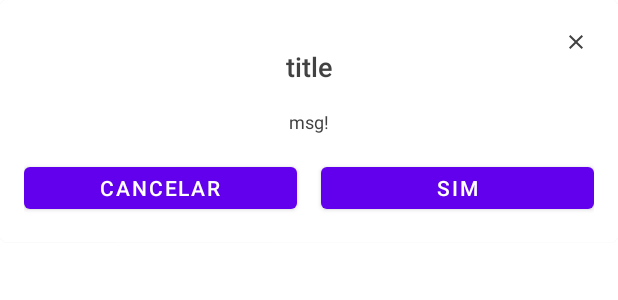
After one commit to quanticheart/BlueList, an Android app: the layout dialog_actions.xml on its own in the app's theme, with its tools: preview values and no code run, on a phone screen of 412 x 824 dp. The commit adds this screen. Shown: the top 300 px of the screen. Run offline under Robolectric (Android 15) with nearby library versions, the phone set to English and light mode, and no system bars.

Commit message:
move strings to strings.xml, and create first implementation to finish to do

```diff
--- a/app/src/main/java/com/quanticheart/bluelist/view/fragment/list/ToDoListViewModel.kt
+++ b/app/src/main/java/com/quanticheart/bluelist/view/fragment/list/ToDoListViewModel.kt
@@ -31,4 +31,10 @@ class ToDoListViewModel(private val userCase: GetToDoUserCase) : BaseViewModel()
             userCase.insert(toDo)
         }
     }
+
+    fun finishToDo(id: Int) {
+        coroutineScopeLaunchLoading {
+            userCase.finish(id)
+        }
+    }
 }
--- a/app/src/main/java/com/quanticheart/bluelist/view/fragment/list/adapter/ToDoAdapter.kt
+++ b/app/src/main/java/com/quanticheart/bluelist/view/fragment/list/adapter/ToDoAdapter.kt
@@ -2,6 +2,7 @@ package com.quanticheart.bluelist.view.fragment.list.adapter
 
 import com.quanticheart.bluelist.R
 import com.quanticheart.bluelist.databinding.ToDoItemBinding
+import com.quanticheart.core.extentions.commons.view.setSafeOnClickListener
 import com.quanticheart.core.generics.recyclerView.BindingListAdapter
 import com.quanticheart.core.generics.recyclerView.ListClickListener
 import com.quanticheart.domain.model.ToDoSimple
@@ -12,8 +13,11 @@ class ToDoAdapter(private val click: ListClickListener<ToDoSimple>) :
     override fun bind(binding: ToDoItemBinding, item: ToDoSimple, position: Int) {
         binding.todo = item
         binding.position = position
-        binding.root.setOnClickListener {
+        binding.root.setSafeOnClickListener {
             click.itemClickListener(item)
+        }
+        binding.checkbox.setSafeOnClickListener {
+            click.itemSelectedListener(item)
         }
     }
 }
--- a/app/src/main/res/layout/to_do_item.xml
+++ b/app/src/main/res/layout/to_do_item.xml
@@ -41,7 +41,7 @@
                 android:layout_alignParentTop="true"
                 android:layout_marginStart="@dimen/default_margin"
                 android:layout_marginTop="@dimen/default_margin"
-                android:layout_toStartOf="@+id/itemView4"
+                android:layout_toStartOf="@+id/checkbox"
                 android:fontFamily="sans-serif-light"
                 android:text="@{todo.title}"
                 android:textColor="@color/text_color"
@@ -57,7 +57,7 @@
                 android:layout_alignParentStart="true"
                 android:layout_marginStart="@dimen/default_margin"
                 android:layout_marginBottom="@dimen/default_margin"
-                android:layout_toStartOf="@+id/itemView4"
+                android:layout_toStartOf="@+id/checkbox"
                 android:fontFamily="sans-serif-light"
                 android:textColor="@color/text_color_hint"
                 android:textSize="12sp"
@@ -65,7 +65,7 @@
                 tools:text="2021-08-03 22:07:00" />
 
             <CheckBox
-                android:id="@+id/itemView4"
+                android:id="@+id/checkbox"
                 android:layout_width="30dp"
                 android:layout_height="30dp"
                 android:layout_alignTop="@+id/itemView1"
--- a/app/src/main/res/values/strings.xml
+++ b/app/src/main/res/values/strings.xml
@@ -11,4 +11,7 @@
     <string name="hint_to_do_alarm_select_msg">Click para adicionar a data e hora do alarme</string>
     <string name="msg_warning_to_do_date_alarm">Seleciona uma data e hora para o alarme</string>
     <string name="msg_warning_to_do_write_all_fields">Digite todos os campos</string>
+    <string name="label_title_finish_to_do">Finalizar Tarefa?</string>
+    <string name="label_finish">Finalizar</string>
+    <string name="label_sub_msg_finish_to_do">Deseja finalizar a tarefa <b>%1s</b> agora?</string>
 </resources>
--- a/core/src/main/java/com/quanticheart/core/extentions/binding/ImageViewExt.kt
+++ b/core/src/main/java/com/quanticheart/core/extentions/binding/ImageViewExt.kt
@@ -1,6 +1,6 @@
 package com.quanticheart.core.extentions.binding
 
-import android.widget.ImageView
+import android.view.View
 import android.widget.TextView
 import androidx.databinding.BindingAdapter
 import com.quanticheart.core.R
@@ -8,7 +8,7 @@ import com.quanticheart.core.extentions.vars.toDateLabel
 import java.util.*
 
 @BindingAdapter(value = ["priorityColor"])
-fun ImageView.priorityColor(priority: Int) {
+fun View.priorityColor(priority: Int) {
     val color = when (priority) {
         1 -> R.color.priority_color_low
         2 -> R.color.priority_color_medium
--- /dev/null
+++ b/core/src/main/res/drawable/ic_baseline_close.xml
@@ -0,0 +1,5 @@
+<vector android:height="24dp" android:tint="#FFFFFF"
+    android:viewportHeight="24" android:viewportWidth="24"
+    android:width="24dp" xmlns:android="http://schemas.android.com/apk/res/android">
+    <path android:fillColor="@android:color/white" android:pathData="M19,6.41L17.59,5 12,10.59 6.41,5 5,6.41 10.59,12 5,17.59 6.41,19 12,13.41 17.59,19 19,17.59 13.41,12z"/>
+</vector>
--- /dev/null
+++ b/core/src/main/res/layout/dialog_actions.xml
@@ -0,0 +1,98 @@
+<?xml version="1.0" encoding="utf-8"?>
+<layout xmlns:tools="http://schemas.android.com/tools">
+
+    <data />
+
+    <androidx.cardview.widget.CardView xmlns:android="http://schemas.android.com/apk/res/android"
+        xmlns:app="http://schemas.android.com/apk/res-auto"
+        android:layout_width="match_parent"
+        android:layout_height="wrap_content"
+        android:orientation="horizontal"
+        app:cardCornerRadius="@dimen/default_radius">
+
+        <androidx.constraintlayout.widget.ConstraintLayout
+            android:layout_width="match_parent"
+            android:layout_height="wrap_content"
+            android:background="@android:color/transparent"
+            android:padding="@dimen/default_margin">
+
+            <ImageView
+                android:id="@+id/dialogDefaultClose"
+                android:layout_width="24dp"
+                android:layout_height="24dp"
+                android:padding="4dp"
+                android:src="@drawable/ic_baseline_close"
+                android:tint="@color/cardview_dark_background"
+                app:layout_constraintRight_toRightOf="parent"
+                app:layout_constraintTop_toTopOf="parent"
+                tools:ignore="ContentDescription,UseAppTint" />
+
+            <TextView
+                android:id="@+id/dialogTitle"
+                android:layout_width="wrap_content"
+                android:layout_height="wrap_content"
+                android:layout_marginTop="@dimen/default_margin"
+                android:fontFamily="sans-serif-medium"
+                android:gravity="center"
+                android:text="title"
+                android:textColor="@color/cardview_dark_background"
+                android:textSize="18sp"
+                app:layout_constraintEnd_toEndOf="parent"
+                app:layout_constraintStart_toStartOf="parent"
+                app:layout_constraintTop_toTopOf="parent"
+                tools:ignore="HardcodedText" />
+
+            <TextView
+                android:id="@+id/dialogMsg"
+                android:layout_width="match_parent"
+                android:layout_height="wrap_content"
+                android:layout_marginTop="@dimen/default_margin"
+                android:gravity="center"
+                android:paddingBottom="@dimen/default_margin"
+                android:textColor="@color/cardview_dark_background"
+                android:textSize="12sp"
+                app:layout_constraintEnd_toEndOf="parent"
+                app:layout_constraintHorizontal_bias="0.0"
+                app:layout_constraintStart_toStartOf="parent"
+                app:layout_constraintTop_toBottomOf="@+id/dialogTitle"
+                tools:ignore="HardcodedText"
+                tools:text="msg!" />
+
+            <LinearLayout
+                android:layout_width="match_parent"
+                android:layout_height="wrap_content"
+                android:background="@android:color/transparent"
+                android:orientation="horizontal"
+                app:layout_constraintBottom_toBottomOf="parent"
+                app:layout_constraintEnd_toEndOf="parent"
+                app:layout_constraintStart_toStartOf="parent"
+                app:layout_constraintTop_toBottomOf="@+id/dialogMsg">
+
+                <Button
+                    android:id="@+id/btnCancel"
+                    android:layout_width="0dp"
+                    android:layout_height="40dp"
+                    android:layout_weight="1"
+                    android:text="@string/label_cancel"
+                    android:textSize="14sp"
+                    tools:ignore="ButtonStyle,RtlHardcoded" />
+
+                <View
+                    android:id="@+id/spaceX"
+                    android:layout_width="@dimen/default_margin"
+                    android:layout_height="0dp" />
+
+                <Button
+                    android:id="@+id/btnOK"
+                    android:layout_width="0dp"
+                    android:layout_height="40dp"
+                    android:layout_weight="1"
+                    android:text="@string/label_yes"
+                    android:textSize="14sp"
+                    tools:ignore="ButtonStyle,RtlHardcoded" />
+
+            </LinearLayout>
+
+        </androidx.constraintlayout.widget.ConstraintLayout>
+    </androidx.cardview.widget.CardView>
+</layout>
--- a/core/src/main/res/values/strings.xml
+++ b/core/src/main/res/values/strings.xml
@@ -1,4 +1,7 @@
 <?xml version="1.0" encoding="utf-8"?>
 <resources>
     <string name="label_select_hour">Selecione a hora</string>
+
+    <string name="label_cancel">Cancelar</string>
+    <string name="label_yes">sim</string>
 </resources>
--- a/domain/src/main/java/com/quanticheart/domain/interaction/toDo/GetToDoUserCase.kt
+++ b/domain/src/main/java/com/quanticheart/domain/interaction/toDo/GetToDoUserCase.kt
@@ -6,8 +6,9 @@ import com.quanticheart.domain.model.ToDoSimple
 import com.quanticheart.domain.result.ResultRepository
 
 interface GetToDoUserCase {
-    suspend fun getDetails(id: String): ResultRepository<ToDo>
+    suspend fun getDetails(id: Int): ResultRepository<ToDo>
     suspend fun getList(): ResultRepository<List<ToDoSimple>>
     suspend fun delete(id: String): ResultRepository<Boolean>
     suspend fun insert(toDo: ToDoInsert): ResultRepository<Boolean>
+    suspend fun finish(id: Int): ResultRepository<Boolean>
 }
--- a/domain/src/main/java/com/quanticheart/domain/interaction/toDo/GetToDoUserCaseImpl.kt
+++ b/domain/src/main/java/com/quanticheart/domain/interaction/toDo/GetToDoUserCaseImpl.kt
@@ -7,7 +7,7 @@ import com.quanticheart.domain.repository.ToDoRepository
 import com.quanticheart.domain.result.ResultRepository
 
 class GetToDoUserCaseImpl(private val repository: ToDoRepository) : GetToDoUserCase {
-    override suspend fun getDetails(id: String): ResultRepository<ToDo> =
+    override suspend fun getDetails(id: Int): ResultRepository<ToDo> =
         repository.getDetails(id)
 
     override suspend fun getList(): ResultRepository<List<ToDoSimple>> =
@@ -19,4 +19,7 @@ class GetToDoUserCaseImpl(private val repository: ToDoRepository) : GetToDoUserC
     override suspend fun insert(toDo: ToDoInsert): ResultRepository<Boolean> =
         repository.insert(toDo)
 
+    override suspend fun finish(id: Int): ResultRepository<Boolean> =
+        repository.finish(id)
+
 }
```
Also changed, not shown: app/src/main/java/com/quanticheart/bluelist/view/fragment/list/ToDoListFragment.kt (+8 -0 lines), core/src/main/java/com/quanticheart/core/base/dialog/BaseFragmentDialog.kt (added, +110 -0 lines), core/src/main/java/com/quanticheart/core/base/dialog/extentions/DialogDefaultAction.kt (added, +99 -0 lines), data/src/main/java/com/quanticheart/data/repository/ToDoRepositoryImpl.kt (+7 -2 lines).
